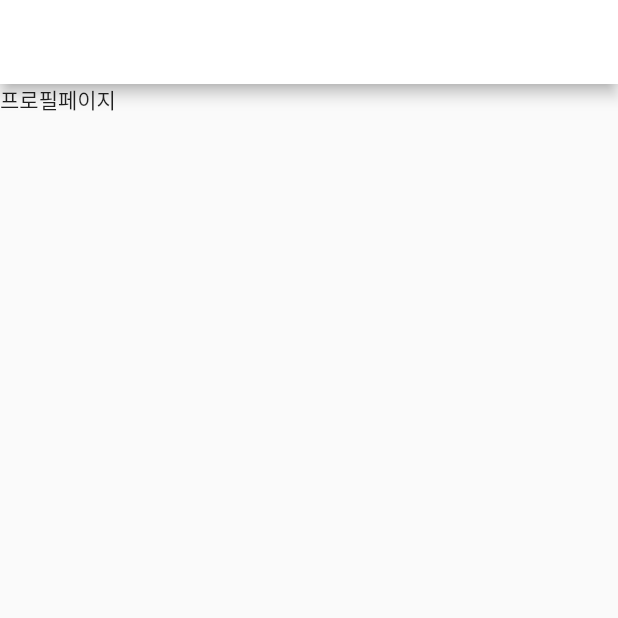
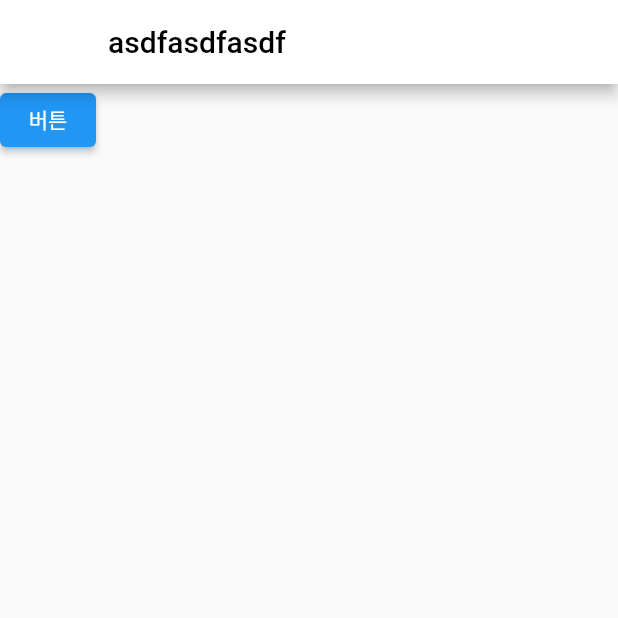
Before and after one commit to ohdowon064/flutter-instagram, a Flutter app: the Profile screen opened directly, on a phone screen of 412 x 824 dp, the top half of it. Run offline on Flutter 3.47's test engine with Material 2 defaults, Android fonts, the phone set to English and light mode, and no system bars; our stand-ins replace dio, image_picker, loading_indicator, shared_preferences; accounts and stored records are empty; network calls fail.

```diff
--- a/lib/main.dart
+++ b/lib/main.dart
@@ -9,12 +9,16 @@ import 'package:image_picker/image_picker.dart';
 import 'package:instagram/style.dart' as style;
 import 'package:loading_indicator/loading_indicator.dart';
 import 'package:shared_preferences/shared_preferences.dart';
+import 'package:provider/provider.dart';
 
 void main() {
   runApp(
-    MaterialApp(
+    ChangeNotifierProvider(
+      create: (context) => Store1(),
+      child: MaterialApp(
         theme: style.themeData,
         home: MyApp(),
+      ),
     ),
   );
 }
@@ -215,7 +219,11 @@ class _HomeTabState extends State<HomeTab> {
                       PageRouteBuilder(
                         pageBuilder: (context, ani, ani2) => Profile(),
                         transitionsBuilder: (c, a1, a2, child) =>
-                            SlideTransition(position: Tween(begin: Offset(0, -1), end: Offset(0, 0)).animate(a1), child: child),
+                            SlideTransition(
+                                position: Tween(
+                                    begin: Offset(0, -1), end: Offset(0, 0))
+                                    .animate(a1),
+                                child: child),
                         transitionDuration: Duration(milliseconds: 500),
                       ),
                     );
@@ -289,7 +297,17 @@ class _UploadState extends State<Upload> {
               },
               child: Text('업로드'))
         ],
-        ));
+      ),
+    );
+  }
+}
+
+class Store1 extends ChangeNotifier {
+  var name = 'asdfasdfasdf';
+
+  changeName() {
+    name = "john park";
+    notifyListeners(); // state 변경 후 재렌더링
   }
 }
 
@@ -298,6 +316,21 @@ class Profile extends StatelessWidget {
 
   @override
   Widget build(BuildContext context) {
-    return Scaffold(appBar: AppBar(), body: Text("프로필페이지"));
+    return Scaffold(
+        appBar: AppBar(
+            title: Text(
+              context
+                  .watch<Store1>()
+                  .name,
+              style: style.appBarTextStyle,
+            )),
+        body: Column(
+          children: [
+            ElevatedButton(onPressed: () {
+              context.read<Store1>().changeName();
+            }, child: Text("버튼"))
+          ],
+        ),
+    );
   }
 }
```
Lines whose indentation alone changed are shown as unchanged.
